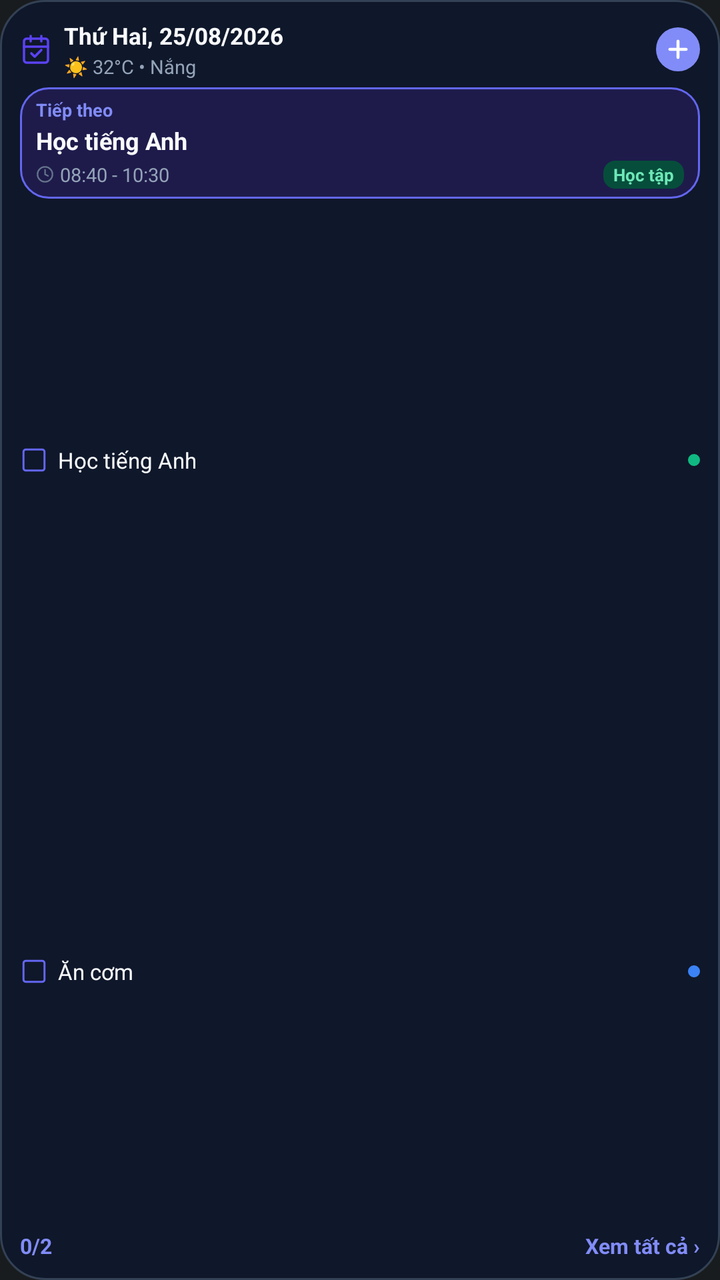
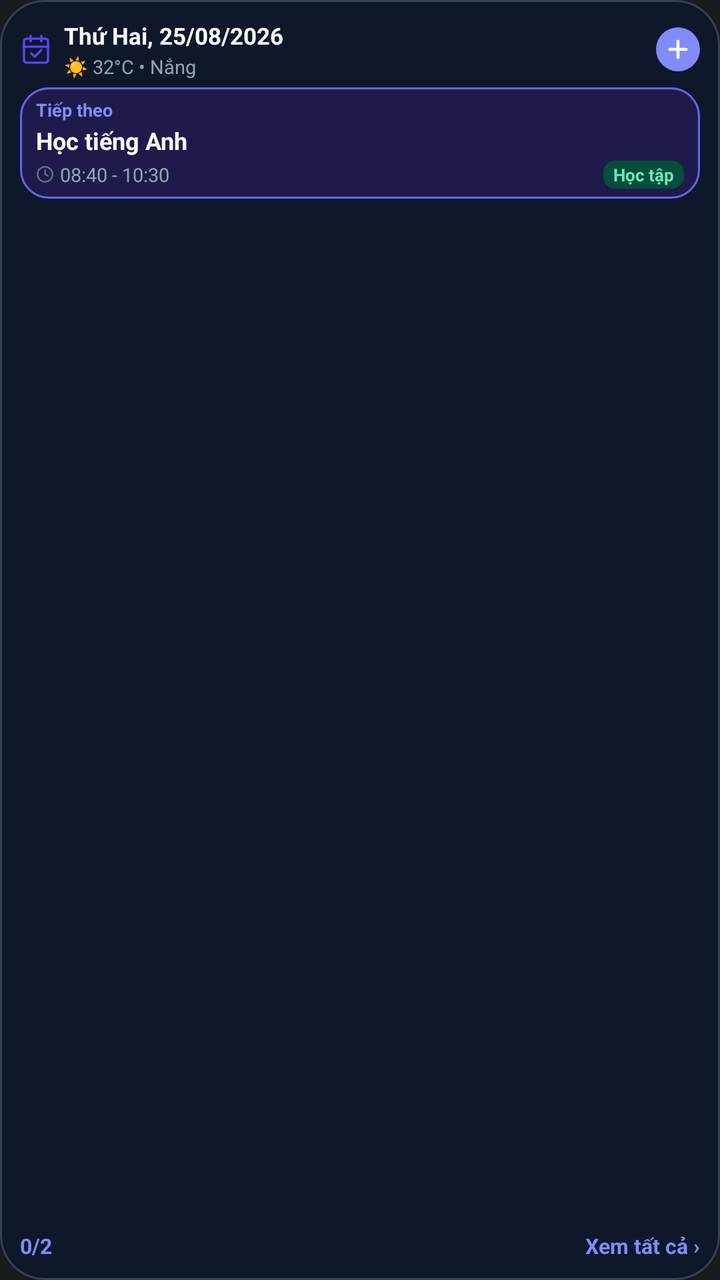

Screens rendered from an Android XML layout before and after an edit, with the pre-edit source and the edit as a unified diff.
<!-- AndroidManifest.xml: application theme Theme.MyApplication -->
<!-- res/layout/widget_small_2x2_dark.xml -->
<?xml version="1.0" encoding="utf-8"?>
<LinearLayout xmlns:android="http://schemas.android.com/apk/res/android"
    android:id="@+id/widget_small_root"
    android:layout_width="match_parent"
    android:layout_height="match_parent"
    android:background="@drawable/widget_bg_dark"
    android:orientation="vertical"
    android:padding="10dp">

    
    <LinearLayout
        android:layout_width="match_parent"
        android:layout_height="wrap_content"
        android:gravity="center_vertical"
        android:orientation="horizontal">

        <ImageView
            android:layout_width="16dp"
            android:layout_height="16dp"
            android:src="@drawable/ic_widget_calendar_header" />

        <LinearLayout
            android:layout_width="0dp"
            android:layout_height="wrap_content"
            android:layout_marginStart="6dp"
            android:layout_weight="1"
            android:orientation="vertical">

            <TextView
                android:id="@+id/tv_small_date"
                android:layout_width="match_parent"
                android:layout_height="wrap_content"
                android:ellipsize="end"
                android:maxLines="1"
                android:text="Thứ Hai, 25/08/2026"
                android:textColor="@color/widget_text_primary_dark"
                android:textSize="11.5sp"
                android:textStyle="bold" />

            <TextView
                android:id="@+id/tv_small_weather"
                android:layout_width="wrap_content"
                android:layout_height="wrap_content"
                android:layout_marginTop="1dp"
                android:ellipsize="end"
                android:maxLines="1"
                android:text="☀️ 32°C • Nắng"
                android:textColor="@color/widget_text_secondary_dark"
                android:textSize="9.5sp" />
        </LinearLayout>

        <ImageView
            android:id="@+id/btn_small_add"
            android:layout_width="22dp"
            android:layout_height="22dp"
            android:layout_marginStart="4dp"
            android:background="@drawable/widget_circle_add_btn_dark"
            android:clickable="true"
            android:focusable="true"
            android:padding="4dp"
            android:src="@drawable/ic_widget_add" />
    </LinearLayout>

    
    <LinearLayout
        android:id="@+id/layout_small_next"
        android:layout_width="match_parent"
        android:layout_height="wrap_content"
        android:layout_marginTop="4dp"
        android:background="@drawable/widget_next_card_bg_dark"
        android:clickable="true"
        android:focusable="true"
        android:orientation="vertical"
        android:paddingHorizontal="8dp"
        android:paddingVertical="5dp">

        <TextView
            android:layout_width="wrap_content"
            android:layout_height="wrap_content"
            android:text="Tiếp theo"
            android:textColor="@color/widget_primary_dark_theme"
            android:textSize="9sp"
            android:textStyle="bold" />

        <TextView
            android:id="@+id/tv_small_next_title"
            android:layout_width="match_parent"
            android:layout_height="wrap_content"
            android:layout_marginTop="1dp"
            android:ellipsize="end"
            android:maxLines="1"
            android:text="Học tiếng Anh"
            android:textColor="@color/widget_text_primary_dark"
            android:textSize="12sp"
            android:textStyle="bold" />

        <LinearLayout
            android:layout_width="match_parent"
            android:layout_height="wrap_content"
            android:layout_marginTop="2dp"
            android:gravity="center_vertical"
            android:orientation="horizontal">

            <ImageView
                android:layout_width="9dp"
                android:layout_height="9dp"
                android:src="@drawable/ic_widget_clock" />

            <TextView
                android:id="@+id/tv_small_next_time"
                android:layout_width="0dp"
                android:layout_height="wrap_content"
                android:layout_marginStart="3dp"
                android:layout_weight="1"
                android:ellipsize="end"
                android:maxLines="1"
                android:text="08:40 - 10:30"
                android:textColor="@color/widget_text_secondary_dark"
                android:textSize="9.5sp" />

            <TextView
                android:id="@+id/tv_small_next_category"
                android:layout_width="wrap_content"
                android:layout_height="wrap_content"
                android:background="@drawable/widget_category_chip_bg_dark"
                android:paddingHorizontal="5dp"
                android:paddingVertical="1dp"
                android:text="Học tập"
                android:textColor="@color/widget_badge_study_text_dark"
                android:textSize="8.5sp"
                android:textStyle="bold" />
        </LinearLayout>
    </LinearLayout>

    
    <TextView
        android:id="@+id/tv_small_empty"
        android:layout_width="match_parent"
        android:layout_height="0dp"
        android:layout_weight="1"
        android:gravity="center"
        android:text="Không có việc 🎉"
        android:textColor="@color/widget_text_secondary_dark"
        android:textSize="11sp"
        android:visibility="gone" />

    
    <LinearLayout
        android:id="@+id/layout_small_tasks_container"
        android:layout_width="match_parent"
        android:layout_height="0dp"
        android:layout_marginTop="3dp"
        android:layout_weight="1"
        android:orientation="vertical">

        
        <LinearLayout
            android:id="@+id/layout_small_task_1"
            android:layout_width="match_parent"
            android:layout_height="0dp"
            android:layout_weight="1"
            android:gravity="center_vertical"
            android:orientation="horizontal">

            <ImageView
                android:id="@+id/iv_small_check_1"
                android:layout_width="14dp"
                android:layout_height="14dp"
                android:src="@drawable/ic_widget_check_square_empty_dark" />

            <TextView
                android:id="@+id/tv_small_task_1"
                android:layout_width="0dp"
                android:layout_height="wrap_content"
                android:layout_marginStart="5dp"
                android:layout_weight="1"
                android:ellipsize="end"
                android:maxLines="1"
                android:text="Học tiếng Anh"
                android:textColor="@color/widget_text_primary_dark"
                android:textSize="11sp" />

            <ImageView
                android:id="@+id/iv_small_dot_1"
                android:layout_width="6dp"
                android:layout_height="6dp"
                android:src="@drawable/widget_dot_green" />
        </LinearLayout>

        
        <LinearLayout
            android:id="@+id/layout_small_task_2"
            android:layout_width="match_parent"
            android:layout_height="0dp"
            android:layout_weight="1"
            android:gravity="center_vertical"
            android:orientation="horizontal">

            <ImageView
                android:id="@+id/iv_small_check_2"
                android:layout_width="14dp"
                android:layout_height="14dp"
                android:src="@drawable/ic_widget_check_square_empty_dark" />

            <TextView
                android:id="@+id/tv_small_task_2"
                android:layout_width="0dp"
                android:layout_height="wrap_content"
                android:layout_marginStart="5dp"
                android:layout_weight="1"
                android:ellipsize="end"
                android:maxLines="1"
                android:text="Ăn cơm"
                android:textColor="@color/widget_text_primary_dark"
                android:textSize="11sp" />

            <ImageView
                android:id="@+id/iv_small_dot_2"
                android:layout_width="6dp"
                android:layout_height="6dp"
                android:src="@drawable/widget_dot_blue" />
        </LinearLayout>
    </LinearLayout>

    
    <LinearLayout
        android:layout_width="match_parent"
        android:layout_height="wrap_content"
        android:layout_marginTop="2dp"
        android:gravity="center_vertical"
        android:orientation="horizontal">

        <TextView
            android:id="@+id/tv_small_footer"
            android:layout_width="0dp"
            android:layout_height="wrap_content"
            android:layout_weight="1"
            android:text="0/2"
            android:textColor="@color/widget_primary_dark_theme"
            android:textSize="10.5sp"
            android:textStyle="bold" />

        <TextView
            android:id="@+id/btn_small_view_all"
            android:layout_width="wrap_content"
            android:layout_height="wrap_content"
            android:clickable="true"
            android:focusable="true"
            android:text="Xem tất cả ›"
            android:textColor="@color/widget_primary_dark_theme"
            android:textSize="10.5sp"
            android:textStyle="bold" />
    </LinearLayout>

</LinearLayout>
<!-- resources referenced by this layout -->
<resources>
  <color name="widget_badge_study_text_dark">#FF6EE7B7</color>
  <color name="widget_primary_dark_theme">#FF818CF8</color>
  <color name="widget_text_primary_dark">#FFF8FAFC</color>
  <color name="widget_text_secondary_dark">#FF94A3B8</color>
  <!-- drawable ic_widget_add (drawable) -->
  <?xml version="1.0" encoding="utf-8"?>
  <vector xmlns:android="http://schemas.android.com/apk/res/android"
      android:width="20dp"
      android:height="20dp"
      android:viewportWidth="24"
      android:viewportHeight="24">
      <path
          android:strokeColor="#FFFFFF"
          android:strokeWidth="2.5"
          android:strokeLineCap="round"
          android:strokeLineJoin="round"
          android:fillColor="#00000000"
          android:pathData="M12,5 L12,19 M5,12 L19,12" />
  </vector>
  <!-- drawable ic_widget_check_square_empty_dark (drawable) -->
  <?xml version="1.0" encoding="utf-8"?>
  <vector xmlns:android="http://schemas.android.com/apk/res/android"
      android:width="20dp"
      android:height="20dp"
      android:viewportWidth="24"
      android:viewportHeight="24">
      <path
          android:strokeColor="@color/widget_highlight_border_dark"
          android:strokeWidth="1.8"
          android:strokeLineCap="round"
          android:strokeLineJoin="round"
          android:pathData="M5,3H19C20.105,3 21,3.895 21,5V19C21,20.105 20.105,21 19,21H5C3.895,21 3,20.105 3,19V5C3,3.895 3.895,3 5,3Z" />
  </vector>
  <!-- drawable widget_bg_dark (drawable) -->
  <?xml version="1.0" encoding="utf-8"?>
  <shape xmlns:android="http://schemas.android.com/apk/res/android"
      android:shape="rectangle">
      <solid android:color="@color/widget_bg_dark" />
      <corners android:radius="22dp" />
      <stroke
          android:width="1dp"
          android:color="@color/widget_outer_border_dark" />
  </shape>
  <!-- drawable widget_category_chip_bg_dark (drawable) -->
  <?xml version="1.0" encoding="utf-8"?>
  <shape xmlns:android="http://schemas.android.com/apk/res/android"
      android:shape="rectangle">
      <solid android:color="@color/widget_badge_study_bg_dark" />
      <corners android:radius="6dp" />
  </shape>
  <!-- drawable widget_circle_add_btn_dark (drawable) -->
  <?xml version="1.0" encoding="utf-8"?>
  <shape xmlns:android="http://schemas.android.com/apk/res/android"
      android:shape="oval">
      <solid android:color="@color/widget_primary_dark_theme" />
  </shape>
  <!-- drawable widget_dot_blue (drawable) -->
  <?xml version="1.0" encoding="utf-8"?>
  <shape xmlns:android="http://schemas.android.com/apk/res/android"
      android:shape="oval">
      <solid android:color="#3B82F6" />
  </shape>
  <!-- drawable widget_dot_green (drawable) -->
  <?xml version="1.0" encoding="utf-8"?>
  <shape xmlns:android="http://schemas.android.com/apk/res/android"
      android:shape="oval">
      <solid android:color="#10B981" />
  </shape>
  <!-- drawable widget_next_card_bg_dark (drawable) -->
  <?xml version="1.0" encoding="utf-8"?>
  <shape xmlns:android="http://schemas.android.com/apk/res/android"
      android:shape="rectangle">
      <solid android:color="@color/widget_highlight_bg_dark" />
      <corners android:radius="14dp" />
      <stroke
          android:width="1dp"
          android:color="@color/widget_highlight_border_dark" />
  </shape>
  <style name="Theme.MyApplication" parent="android:Theme.DeviceDefault.NoActionBar" />
  <color name="widget_primary">#FF5B42F3</color>
  <color name="widget_highlight_border_dark">#FF6366F1</color>
  <color name="widget_text_secondary">#FF64748B</color>
  <color name="widget_bg_dark">#FF0F172A</color>
  <color name="widget_outer_border_dark">#FF334155</color>
  <color name="widget_badge_study_bg_dark">#FF064E3B</color>
  <color name="widget_highlight_bg_dark">#FF1E1B4B</color>
  <!-- unchanged entries left out for length: 2 -->
</resources>

<!-- the commit's change to res/layout/widget_small_2x2_dark.xml (unified diff, before → after) -->
@@ -145,82 +145,15 @@
         android:visibility="gone" />
 
     
-    <LinearLayout
-        android:id="@+id/layout_small_tasks_container"
+    <ListView
+        android:id="@+id/lv_small_tasks"
         android:layout_width="match_parent"
         android:layout_height="0dp"
         android:layout_marginTop="3dp"
         android:layout_weight="1"
-        android:orientation="vertical">
-
-        
-        <LinearLayout
-            android:id="@+id/layout_small_task_1"
-            android:layout_width="match_parent"
-            android:layout_height="0dp"
-            android:layout_weight="1"
-            android:gravity="center_vertical"
-            android:orientation="horizontal">
-
-            <ImageView
-                android:id="@+id/iv_small_check_1"
-                android:layout_width="14dp"
-                android:layout_height="14dp"
-                android:src="@drawable/ic_widget_check_square_empty_dark" />
-
-            <TextView
-                android:id="@+id/tv_small_task_1"
-                android:layout_width="0dp"
-                android:layout_height="wrap_content"
-                android:layout_marginStart="5dp"
-                android:layout_weight="1"
-                android:ellipsize="end"
-                android:maxLines="1"
-                android:text="Học tiếng Anh"
-                android:textColor="@color/widget_text_primary_dark"
-                android:textSize="11sp" />
-
-            <ImageView
-                android:id="@+id/iv_small_dot_1"
-                android:layout_width="6dp"
-                android:layout_height="6dp"
-                android:src="@drawable/widget_dot_green" />
-        </LinearLayout>
-
-        
-        <LinearLayout
-            android:id="@+id/layout_small_task_2"
-            android:layout_width="match_parent"
-            android:layout_height="0dp"
-            android:layout_weight="1"
-            android:gravity="center_vertical"
-            android:orientation="horizontal">
-
-            <ImageView
-                android:id="@+id/iv_small_check_2"
-                android:layout_width="14dp"
-                android:layout_height="14dp"
-                android:src="@drawable/ic_widget_check_square_empty_dark" />
-
-            <TextView
-                android:id="@+id/tv_small_task_2"
-                android:layout_width="0dp"
-                android:layout_height="wrap_content"
-                android:layout_marginStart="5dp"
-                android:layout_weight="1"
-                android:ellipsize="end"
-                android:maxLines="1"
-                android:text="Ăn cơm"
-                android:textColor="@color/widget_text_primary_dark"
-                android:textSize="11sp" />
-
-            <ImageView
-                android:id="@+id/iv_small_dot_2"
-                android:layout_width="6dp"
-                android:layout_height="6dp"
-                android:src="@drawable/widget_dot_blue" />
-        </LinearLayout>
-    </LinearLayout>
+        android:divider="@null"
+        android:dividerHeight="0dp"
+        android:scrollbars="vertical" />
 
     
     <LinearLayout
<!-- resource entries referenced after the edit -->
@@ -18,20 +18,6 @@
           android:strokeLineJoin="round"
           android:fillColor="#00000000"
           android:pathData="M12,5 L12,19 M5,12 L19,12" />
-  </vector>
-  <!-- drawable ic_widget_check_square_empty_dark (drawable) -->
-  <?xml version="1.0" encoding="utf-8"?>
-  <vector xmlns:android="http://schemas.android.com/apk/res/android"
-      android:width="20dp"
-      android:height="20dp"
-      android:viewportWidth="24"
-      android:viewportHeight="24">
-      <path
-          android:strokeColor="@color/widget_highlight_border_dark"
-          android:strokeWidth="1.8"
-          android:strokeLineCap="round"
-          android:strokeLineJoin="round"
-          android:pathData="M5,3H19C20.105,3 21,3.895 21,5V19C21,20.105 20.105,21 19,21H5C3.895,21 3,20.105 3,19V5C3,3.895 3.895,3 5,3Z" />
   </vector>
   <!-- drawable widget_bg_dark (drawable) -->
   <?xml version="1.0" encoding="utf-8"?>
@@ -56,18 +42,6 @@
       android:shape="oval">
       <solid android:color="@color/widget_primary_dark_theme" />
   </shape>
-  <!-- drawable widget_dot_blue (drawable) -->
-  <?xml version="1.0" encoding="utf-8"?>
-  <shape xmlns:android="http://schemas.android.com/apk/res/android"
-      android:shape="oval">
-      <solid android:color="#3B82F6" />
-  </shape>
-  <!-- drawable widget_dot_green (drawable) -->
-  <?xml version="1.0" encoding="utf-8"?>
-  <shape xmlns:android="http://schemas.android.com/apk/res/android"
-      android:shape="oval">
-      <solid android:color="#10B981" />
-  </shape>
   <!-- drawable widget_next_card_bg_dark (drawable) -->
   <?xml version="1.0" encoding="utf-8"?>
   <shape xmlns:android="http://schemas.android.com/apk/res/android"
